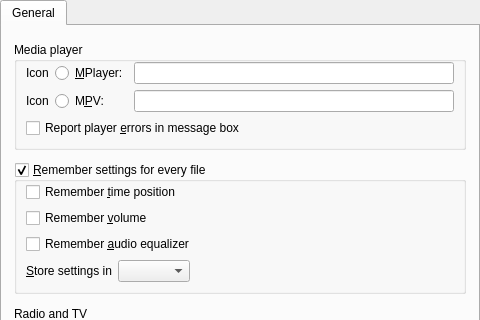
First picture: the form in src/gui/pref/general.ui, repository wilbert2000/wzplayer, before the edit; both pictures show x 0 to 480 and y 0 to 320 of the 480 by 460 pixel window.
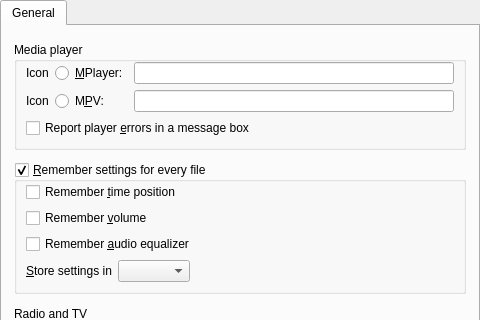
Second picture: the form after the edit. Custom widgets are drawn as their Qt base class.

Commit message: Small text adjustments

Patch:
```diff
--- a/src/gui/pref/general.ui
+++ b/src/gui/pref/general.ui
@@ -95,7 +95,7 @@
           <item>
            <widget class="QCheckBox" name="report_player_crashes_check">
             <property name="text">
-             <string>Report player &amp;errors in message box</string>
+             <string>Report player &amp;errors in a message box</string>
             </property>
            </widget>
           </item>
```
The commit also changes 2 other files.
